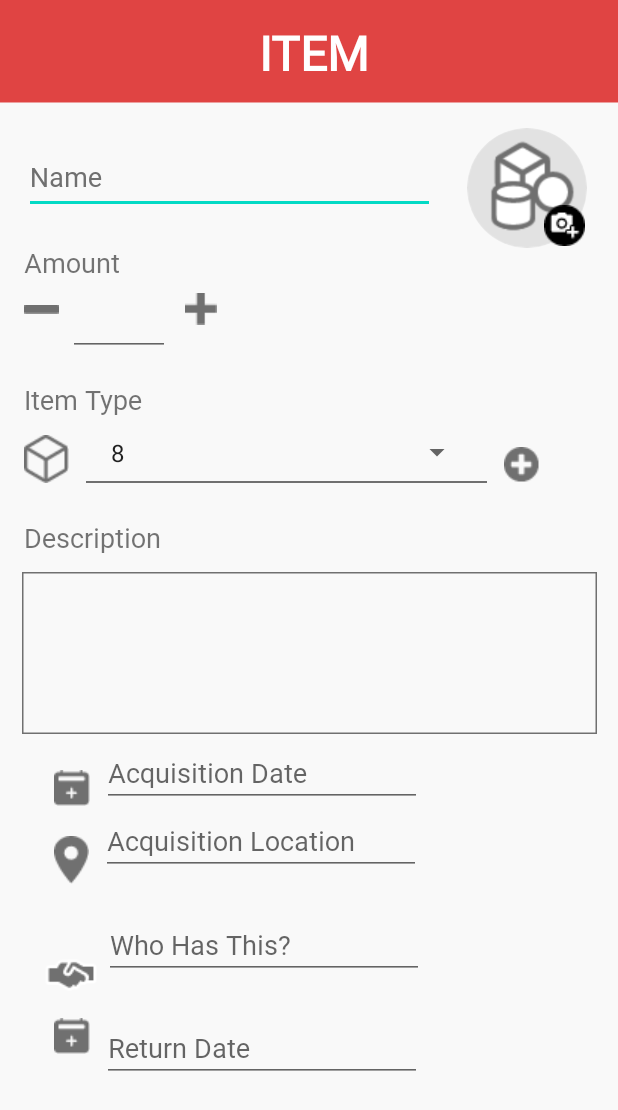
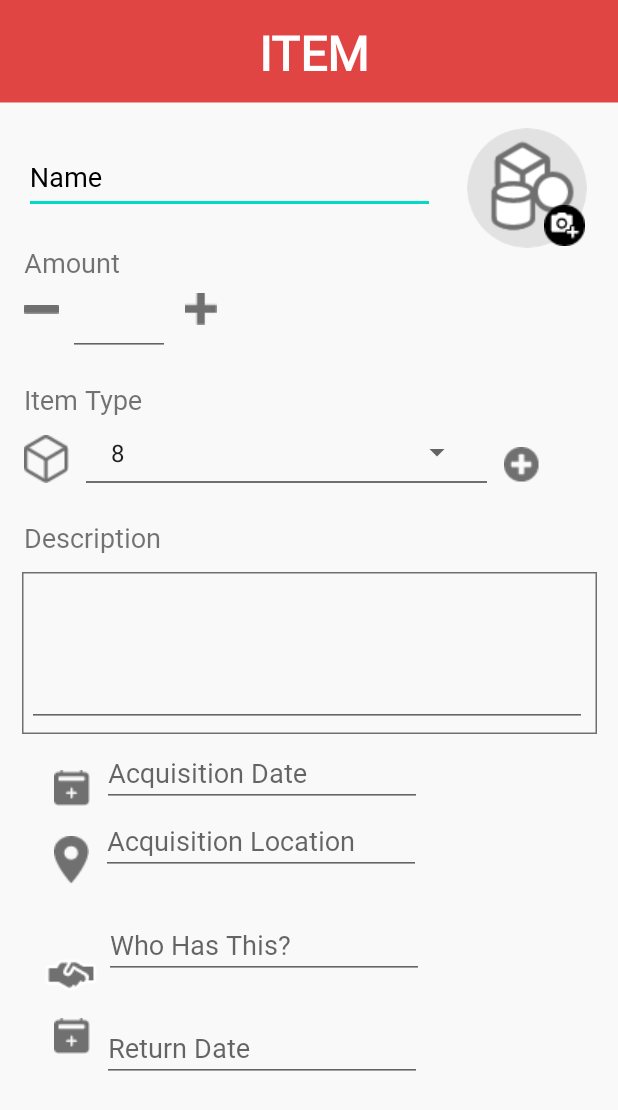
Before and after one commit to Tristand1506/ModernPocket, an Android app: the CreateItem screen opened directly, with no data from a screen before it, on a phone screen of 412 x 824 dp. Shown: the top 1110 px of the screen. Run offline under Robolectric (Android 15) with nearby library versions, the phone set to English and light mode, and no system bars; our stand-ins replace CircleImageView.

Commit message:
text fix

```diff
--- a/app/src/main/res/layout/activity_create_collection.xml
+++ b/app/src/main/res/layout/activity_create_collection.xml
@@ -73,7 +73,7 @@
         android:fontFamily="@font/segoeuisl"
         android:inputType="textPersonName"
         android:text="Name"
-        android:textColor="@color/text_grey"
+        android:textColor="@color/black"
         app:layout_constraintBottom_toTopOf="@+id/description_txt"
         app:layout_constraintStart_toStartOf="parent"
         app:layout_constraintTop_toBottomOf="@+id/topbar"
@@ -87,6 +87,7 @@
         android:fontFamily="@font/segoeuisl"
         android:gravity="start|top"
         android:inputType="textMultiLine"
+        android:textColor="@color/black"
         app:boxBackgroundMode="none"
         app:layout_constraintBottom_toBottomOf="@+id/descriptionbox_img"
         app:layout_constraintEnd_toEndOf="@+id/descriptionbox_img"
--- a/app/src/main/res/layout/activity_create_item.xml
+++ b/app/src/main/res/layout/activity_create_item.xml
@@ -17,7 +17,7 @@
         android:fontFamily="@font/segoeuisl"
         android:inputType="textPersonName"
         android:text="Name"
-        android:textColor="@color/text_grey"
+        android:textColor="@color/black"
         app:layout_constraintStart_toStartOf="parent"
         app:layout_constraintTop_toBottomOf="@+id/topbar_createitem_img" />
 
@@ -31,6 +31,7 @@
         android:fontFamily="@font/segoeuisl"
         android:hint="Acquisition Date"
         android:inputType="date"
+        android:textColor="@color/black"
         app:layout_constraintStart_toEndOf="@+id/date_acquired_img"
         app:layout_constraintTop_toBottomOf="@+id/item_desc_txt" />
 
@@ -43,6 +44,7 @@
         android:fontFamily="@font/segoeuisl"
         android:hint="Return Date"
         android:inputType="date"
+        android:textColor="@color/black"
         app:layout_constraintBottom_toBottomOf="parent"
         app:layout_constraintStart_toEndOf="@+id/return_date_img"
         app:layout_constraintTop_toBottomOf="@+id/item_lent_to_txt"
@@ -57,6 +59,7 @@
         android:fontFamily="@font/segoeuisl"
         android:hint="Acquisition Location"
         android:inputType="textPostalAddress"
+        android:textColor="@color/black"
         app:layout_constraintStart_toEndOf="@+id/location_acquired_img"
         app:layout_constraintTop_toBottomOf="@+id/item_date_acq_txt" />
 
@@ -69,6 +72,7 @@
         android:fontFamily="@font/segoeuisl"
         android:hint="Who Has This?"
         android:inputType="textPersonName"
+        android:textColor="@color/black"
         app:layout_constraintStart_toEndOf="@+id/lent_to_img"
         app:layout_constraintTop_toBottomOf="@+id/item_location_acq_txt" />
 
@@ -82,25 +86,11 @@
         android:ems="10"
         android:fontFamily="@font/segoeuisl"
         android:inputType="number"
+        android:textColor="@color/black"
         app:layout_constraintEnd_toStartOf="@+id/add_items_btn"
         app:layout_constraintHorizontal_bias="0.151"
         app:layout_constraintStart_toEndOf="@+id/less_items_btn"
         app:layout_constraintTop_toBottomOf="@+id/items_amount_headingtxt" />
-
-    <EditText
-        android:id="@+id/item_desc_txt"
-        android:layout_width="373dp"
-        android:layout_height="98dp"
-        android:ems="10"
-        android:fontFamily="@font/segoeuisl"
-        android:gravity="start|top"
-        android:inputType="textMultiLine"
-        app:boxBackgroundMode="none"
-        app:layout_constraintBottom_toBottomOf="@+id/item_descbox_img"
-        app:layout_constraintEnd_toEndOf="parent"
-        app:layout_constraintHorizontal_bias="0.136"
-        app:layout_constraintStart_toStartOf="@+id/item_descbox_img"
-        app:layout_constraintTop_toTopOf="@+id/item_descbox_img" />
 
     <ImageButton
         android:id="@+id/less_items_btn"
@@ -174,6 +164,22 @@
         app:layout_constraintStart_toStartOf="parent"
         app:layout_constraintTop_toBottomOf="@+id/items_amount_txt"
         app:srcCompat="@drawable/box" />
+
+    <EditText
+        android:id="@+id/item_desc_txt"
+        android:layout_width="373dp"
+        android:layout_height="98dp"
+        android:ems="10"
+        android:fontFamily="@font/segoeuisl"
+        android:gravity="start|top"
+        android:inputType="textMultiLine"
+        android:textColor="@color/black"
+        app:boxBackgroundMode="none"
+        app:layout_constraintBottom_toBottomOf="@+id/item_descbox_img"
+        app:layout_constraintEnd_toEndOf="parent"
+        app:layout_constraintHorizontal_bias="0.136"
+        app:layout_constraintStart_toStartOf="@+id/item_descbox_img"
+        app:layout_constraintTop_toTopOf="@+id/item_descbox_img" />
 
     <ImageView
         android:id="@+id/topbar_createitem_img"
--- a/app/src/main/res/layout/activity_create_item_type.xml
+++ b/app/src/main/res/layout/activity_create_item_type.xml
@@ -72,6 +72,7 @@
         android:fontFamily="@font/segoeuisl"
         android:hint="Type Name"
         android:inputType="textPersonName"
+        android:textColor="@color/black"
         app:layout_constraintEnd_toStartOf="@+id/item_type_img"
         app:layout_constraintHorizontal_bias="0.484"
         app:layout_constraintStart_toStartOf="parent"
--- a/app/src/main/res/layout/activity_create_objective.xml
+++ b/app/src/main/res/layout/activity_create_objective.xml
@@ -17,7 +17,7 @@
         android:fontFamily="@font/segoeuisl"
         android:inputType="textPersonName"
         android:text="Name"
-        android:textColor="@color/text_grey"
+        android:textColor="@color/black"
         app:layout_constraintStart_toStartOf="parent"
         app:layout_constraintTop_toBottomOf="@+id/topbar_create_objective_img" />
 
@@ -40,6 +40,7 @@
         android:fontFamily="@font/segoeuisl"
         android:gravity="start|top"
         android:inputType="textMultiLine"
+        android:textColor="@color/black"
         app:boxBackgroundMode="none"
         app:layout_constraintBottom_toBottomOf="@+id/objective_descbox_img"
         app:layout_constraintEnd_toEndOf="@+id/objective_descbox_img"
--- a/app/src/main/res/layout/activity_login.xml
+++ b/app/src/main/res/layout/activity_login.xml
@@ -83,12 +83,13 @@
         android:layout_height="wrap_content"
         android:ems="10"
         android:fontFamily="@font/segoeuisl"
+        android:imeOptions="actionDone"
         android:inputType="textPassword"
+        android:textColor="@color/black"
         app:layout_constraintBottom_toBottomOf="@+id/imageButton4"
         app:layout_constraintEnd_toEndOf="@+id/imageButton4"
         app:layout_constraintHorizontal_bias="0.219"
-        app:layout_constraintStart_toStartOf="@+id/imageButton4"
-        android:imeOptions="actionDone"/>
+        app:layout_constraintStart_toStartOf="@+id/imageButton4" />
 
     <EditText
         android:id="@+id/username_txt"
@@ -97,6 +98,7 @@
         android:ems="10"
         android:fontFamily="@font/segoeuisl"
         android:inputType="textPersonName"
+        android:textColor="@color/black"
         app:layout_constraintBottom_toBottomOf="@+id/user_img"
         app:layout_constraintEnd_toEndOf="@+id/user_img"
         app:layout_constraintHorizontal_bias="0.219"
--- a/app/src/main/res/layout/activity_objectives.xml
+++ b/app/src/main/res/layout/activity_objectives.xml
@@ -105,9 +105,10 @@
             android:layout_height="wrap_content"
             android:layout_marginStart="2dp"
             android:layout_marginTop="12dp"
+            android:ems="10"
             android:fontFamily="@font/segoeuisl"
-        android:ems="10"
             android:inputType="date"
+            android:textColor="@color/black"
             app:layout_constraintStart_toEndOf="@+id/objective_due_date_headingtxt"
             app:layout_constraintTop_toBottomOf="@+id/topbar_objectives_img" />
 </androidx.constraintlayout.widget.ConstraintLayout>
--- a/app/src/main/res/layout/activity_sign_up.xml
+++ b/app/src/main/res/layout/activity_sign_up.xml
@@ -98,6 +98,7 @@
             android:ems="10"
             android:fontFamily="@font/segoeuisl"
             android:inputType="textPersonName"
+            android:textColor="@color/black"
             app:layout_constraintBottom_toBottomOf="@+id/username_img"
             app:layout_constraintEnd_toEndOf="@+id/username_img"
             app:layout_constraintHorizontal_bias="0.297"
@@ -112,6 +113,7 @@
             android:ems="10"
             android:fontFamily="@font/segoeuisl"
             android:inputType="textPassword"
+            android:textColor="@color/black"
             app:layout_constraintBottom_toBottomOf="@+id/password_img"
             app:layout_constraintEnd_toEndOf="@+id/password_img"
             app:layout_constraintHorizontal_bias="0.338"
@@ -126,6 +128,7 @@
             android:ems="10"
             android:fontFamily="@font/segoeuisl"
             android:inputType="textEmailAddress"
+            android:textColor="@color/black"
             app:layout_constraintBottom_toBottomOf="@+id/email_img"
             app:layout_constraintEnd_toEndOf="@+id/email_img"
             app:layout_constraintHorizontal_bias="0.353"
--- a/app/src/main/res/layout/dialog_task_create.xml
+++ b/app/src/main/res/layout/dialog_task_create.xml
@@ -55,9 +55,10 @@
         android:layout_height="wrap_content"
         android:layout_marginTop="16dp"
         android:ems="10"
+        android:fontFamily="@font/segoeuisl"
         android:hint="Task Name"
-        android:fontFamily="@font/segoeuisl"
         android:inputType="textPersonName"
+        android:textColor="@color/black"
         app:layout_constraintEnd_toEndOf="@+id/bg_dialog_img"
         app:layout_constraintStart_toStartOf="@+id/bg_dialog_img"
         app:layout_constraintTop_toBottomOf="@+id/create_task_prompt" />
@@ -68,9 +69,10 @@
         android:layout_height="wrap_content"
         android:layout_marginTop="16dp"
         android:ems="10"
+        android:fontFamily="@font/segoeuisl"
         android:hint="DD/MM/YY"
-        android:fontFamily="@font/segoeuisl"
         android:inputType="date"
+        android:textColor="@color/black"
         app:layout_constraintEnd_toEndOf="@+id/bg_dialog_img"
         app:layout_constraintStart_toStartOf="@+id/bg_dialog_img"
         app:layout_constraintTop_toBottomOf="@+id/editable_task_name_txt" />
--- a/app/src/main/res/layout/layout_items.xml
+++ b/app/src/main/res/layout/layout_items.xml
@@ -71,8 +71,7 @@
             android:id="@+id/item_image"
             android:layout_width="80dp"
             android:layout_height="80dp"
-            android:layout_centerHorizontal="true"
-            android:layout_centerVertical="true"
+            android:layout_centerInParent="true"
             android:layout_marginStart="16dp"
             android:src="@mipmap/ic_launcher" />
 
```
Also changed, not shown: app/src/main/res/layout/activity_edit_profile.xml (+6 -1 lines). Lines whose indentation alone changed are shown as unchanged.
